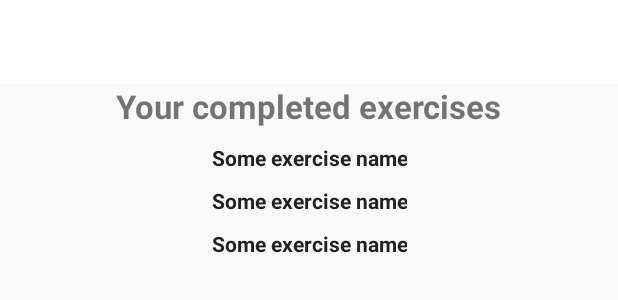
After one commit to loofv/WorkoutApp, an Android app: the layout activity_history.xml on its own in the app's theme, with its tools: preview values and no code run, on a phone screen of 412 x 824 dp. The commit adds this screen. Shown: the top 300 px of the screen. Run offline under Robolectric (Android 15) with nearby library versions, the phone set to English and light mode, and no system bars.

Commit message:
Rough final app:
  * Working database
  * Reading completed exercises from history db
  * Presenting them in the history view

```diff
--- a/app/src/main/AndroidManifest.xml
+++ b/app/src/main/AndroidManifest.xml
@@ -6,9 +6,13 @@
         android:allowBackup="true"
         android:icon="@mipmap/ic_launcher"
         android:label="@string/app_name"
+        android:name=".ExerciseApp"
         android:roundIcon="@mipmap/ic_launcher_round"
         android:supportsRtl="true"
         android:theme="@style/Theme.WorkoutApp">
+        <activity
+            android:name=".HistoryActivity"
+            android:exported="false" />
         <activity
             android:name=".CalculateBmiActivity"
             android:exported="false" />
--- a/app/src/main/java/loveh/workoutapp/CalculateBmiActivity.kt
+++ b/app/src/main/java/loveh/workoutapp/CalculateBmiActivity.kt
@@ -27,7 +27,7 @@ class CalculateBmiActivity : AppCompatActivity() {
             if (weightAndHeightHaveValues()) {
                 val weightValue: Float = binding?.etWeight?.text.toString().toFloat()
                 val heightValue: Float = binding?.etHeight?.text.toString().toFloat() / 100
-                val bmi = weightValue / (heightValue * heightValue)
+            val bmi = weightValue / (heightValue * heightValue)
                 binding?.tvBmiResult?.text = bmi.toInt().toString()
                 binding?.tvHeader?.visibility = View.VISIBLE
             } else {
--- a/app/src/main/java/loveh/workoutapp/MainActivity.kt
+++ b/app/src/main/java/loveh/workoutapp/MainActivity.kt
@@ -3,8 +3,10 @@ package loveh.workoutapp
 import android.content.Intent
 import androidx.appcompat.app.AppCompatActivity
 import android.os.Bundle
+import kotlinx.coroutines.InternalCoroutinesApi
 import loveh.workoutapp.databinding.ActivityMainBinding
 
+@InternalCoroutinesApi
 class MainActivity : AppCompatActivity() {
     private var binding: ActivityMainBinding? = null
     override fun onCreate(savedInstanceState: Bundle?) {
@@ -20,6 +22,10 @@ class MainActivity : AppCompatActivity() {
             val intent = Intent(this, CalculateBmiActivity::class.java)
             startActivity(intent)
         }
+        binding?.flHistory?.setOnClickListener {
+            val intent = Intent(this, HistoryActivity::class.java)
+            startActivity(intent)
+        }
     }
 
     override fun onDestroy() {
--- /dev/null
+++ b/app/src/main/res/layout/activity_history.xml
@@ -0,0 +1,41 @@
+<?xml version="1.0" encoding="utf-8"?>
+<androidx.constraintlayout.widget.ConstraintLayout xmlns:android="http://schemas.android.com/apk/res/android"
+    xmlns:app="http://schemas.android.com/apk/res-auto"
+    xmlns:tools="http://schemas.android.com/tools"
+    android:layout_width="match_parent"
+    android:layout_height="match_parent"
+    tools:context=".HistoryActivity">
+    <androidx.appcompat.widget.Toolbar
+        android:id="@+id/tbHistoryActivity"
+        android:layout_width="match_parent"
+        android:layout_height="?android:attr/actionBarSize"
+        android:background="@color/white"
+        app:layout_constraintTop_toTopOf="parent"
+        app:layout_constraintStart_toStartOf="parent"
+        app:layout_constraintEnd_toEndOf="parent"
+        />
+
+    <TextView
+        android:id="@+id/tvHeader"
+        android:layout_width="wrap_content"
+        android:layout_height="wrap_content"
+        android:text="Your completed exercises"
+        android:textSize="22sp"
+        android:textStyle="bold"
+        app:layout_constraintStart_toStartOf="parent"
+        app:layout_constraintEnd_toEndOf="parent"
+        app:layout_constraintTop_toBottomOf="@id/tbHistoryActivity"
+        />
+    <androidx.recyclerview.widget.RecyclerView
+        android:id="@+id/rvExerciseList"
+        android:layout_width="wrap_content"
+        android:layout_height="wrap_content"
+        app:layoutManager="androidx.recyclerview.widget.LinearLayoutManager"
+        android:layout_margin="5dp"
+        tools:listitem="@layout/item_exercise"
+        app:layout_constraintStart_toStartOf="parent"
+        app:layout_constraintEnd_toEndOf="parent"
+        app:layout_constraintTop_toBottomOf="@id/tvHeader"
+        />
+
+</androidx.constraintlayout.widget.ConstraintLayout>
--- /dev/null
+++ b/app/src/main/res/layout/item_exercise.xml
@@ -0,0 +1,15 @@
+<?xml version="1.0" encoding="utf-8"?>
+<TextView
+    xmlns:android="http://schemas.android.com/apk/res/android"
+    xmlns:tools="http://schemas.android.com/tools"
+    android:id="@+id/tvExerciseName"
+    android:layout_width="match_parent"
+    android:layout_height="wrap_content"
+    android:layout_margin="1dp"
+    android:gravity="center"
+    android:padding="3dp"
+    android:textStyle="bold"
+    android:textColor="#212121"
+    android:textSize="14sp"
+    tools:text="Some exercise name"
+    />
```
Also changed, not shown: app/build.gradle (+10 -0 lines), app/src/main/java/loveh/workoutapp/ExerciseActivity.kt (+15 -3 lines), app/src/main/java/loveh/workoutapp/ExerciseAdapter.kt (added, +30 -0 lines), app/src/main/java/loveh/workoutapp/ExerciseApp.kt (added, +9 -0 lines), app/src/main/java/loveh/workoutapp/ExerciseDao.kt (added, +22 -0 lines), app/src/main/java/loveh/workoutapp/ExerciseDatabase.kt (added, +32 -0 lines), app/src/main/java/loveh/workoutapp/ExerciseEntity.kt (added, +11 -0 lines), app/src/main/java/loveh/workoutapp/HistoryActivity.kt (added, +51 -0 lines), app/src/main/res/layout/activity_main.xml (+37 -4 lines).
